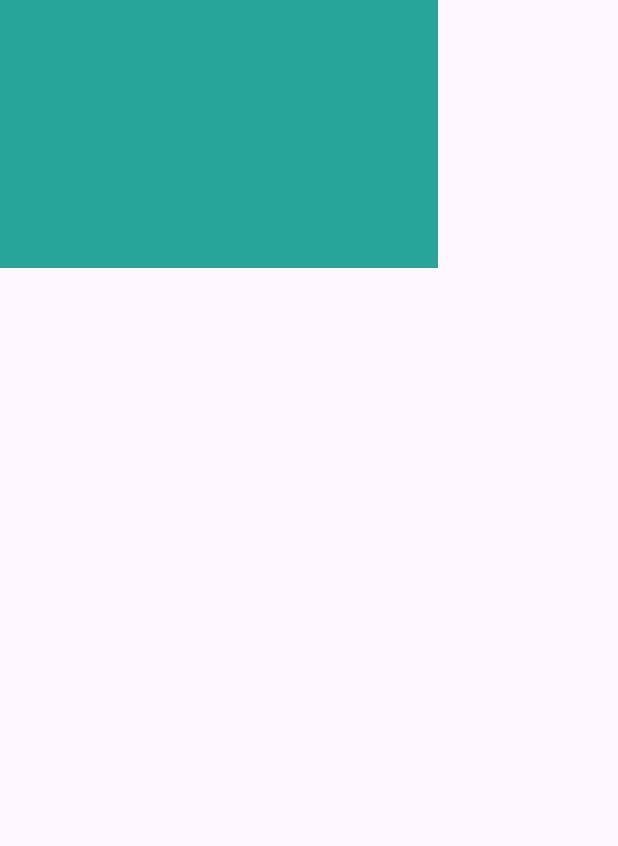
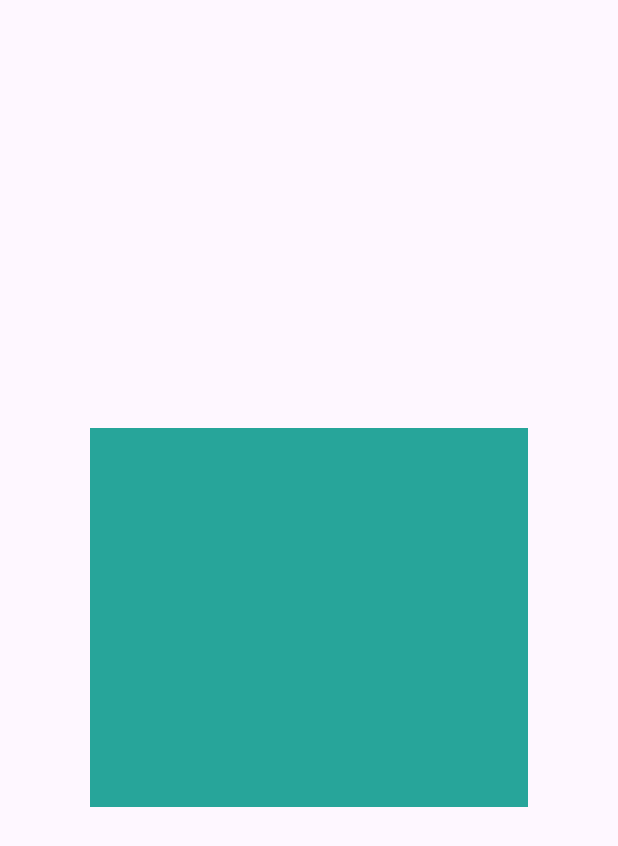
Before and after one commit to jiayiNotFound/GameOver, an Android app: the layout popup_layout.xml on its own in the app's theme, with its tools: preview values and no code run, on a phone screen of 412 x 824 dp. Shown: the top 846 px of the screen. Run offline under Robolectric (Android 15) with nearby library versions, the phone set to English and light mode, and no system bars.

Commit message:
fix error for double click and designed the UI

```diff
--- a/app/src/main/java/nus/iss/team1memorygame/GameActivity.java
+++ b/app/src/main/java/nus/iss/team1memorygame/GameActivity.java
@@ -93,7 +93,7 @@ public class GameActivity extends AppCompatActivity {
     }
     public void showPopup(){
         View popupView = LayoutInflater.from(this).inflate(R.layout.popup_layout, null);
-        popupWindow = new PopupWindow(popupView, 700, 700);
+        popupWindow = new PopupWindow(popupView, 1000, 1000);
         popupWindow.setElevation(10f);
         TextView textView1 = popupView.findViewById(R.id.popView);
         textView1.setText("Game Over, time spend: "+count);
--- a/app/src/main/java/nus/iss/team1memorygame/MainActivity.java
+++ b/app/src/main/java/nus/iss/team1memorygame/MainActivity.java
@@ -191,7 +191,7 @@ public class MainActivity extends AppCompatActivity implements View.OnClickListe
     }
     public void showPopup(){
         View popupView = LayoutInflater.from(MainActivity.this).inflate(R.layout.popup_layout, null);
-        popupWindow = new PopupWindow(popupView, 700, 700);
+        popupWindow = new PopupWindow(popupView, 900, 700);
         popupWindow.setElevation(10f);
         TextView textView1 = popupView.findViewById(R.id.popView);
         textView1.setVisibility(View.VISIBLE);
--- a/app/src/main/java/nus/iss/team1memorygame/MusicService.java
+++ b/app/src/main/java/nus/iss/team1memorygame/MusicService.java
@@ -57,11 +57,11 @@ public class MusicService extends Service {
             stopSong();
         }
         if(i==0){
-            player = MediaPlayer.create(this, R.raw.bgm2);
+            player = MediaPlayer.create(this, R.raw.yy);
         }else {
             player = MediaPlayer.create(this, R.raw.sunny);
         }
-
+        player.setLooping(true);
         player.start();
 
         onPlay();
--- a/app/src/main/res/layout/popup_layout.xml
+++ b/app/src/main/res/layout/popup_layout.xml
@@ -4,17 +4,33 @@
     android:layout_width="wrap_content"
     android:layout_height="wrap_content"
     android:orientation="vertical"
+android:layout_gravity="center"
     android:padding="16dp"
     android:background="#D8009688">
 
+
+
+    <Button
+        android:id="@+id/choose"
+        android:layout_width="match_parent"
+        android:layout_height="wrap_content"
+        android:visibility="invisible"
+        android:layout_gravity="center"
+        android:backgroundTint="#00BCD4"
+        android:text="Choose again?"
+        />
     <TextView
         android:id="@+id/popView"
         android:layout_width="wrap_content"
         android:layout_height="wrap_content"
-        android:text="Download Successful, Please\nchoose 6 images"
+        android:text="Download Successful \n\n Please choose 6 images"
         android:textSize="20sp"
+        android:verticalSpacing="10dp"
+        android:horizontalSpacing="10dp"
         android:textColor="#fff"
         android:visibility="invisible"
+        android:gravity="center"
+        android:layout_gravity="center"
         />
     <Button
         android:id="@+id/startBtn"
@@ -22,13 +38,17 @@
         android:layout_height="wrap_content"
         android:visibility="invisible"
         android:text="Start Game?"
+        android:layout_gravity="center"
         />
 
-    <Button
-        android:id="@+id/choose"
-        android:layout_width="match_parent"
+    <TextView
+        android:id="@+id/h"
+        android:layout_width="wrap_content"
         android:layout_height="wrap_content"
+        android:text="Download Successful, Please\nchoose 6 images"
+        android:textSize="20sp"
+        android:textColor="#fff"
         android:visibility="invisible"
-        android:text="Choose again?"
+        android:layout_gravity="center"
         />
 </LinearLayout>
```
Also changed, not shown: app/src/main/java/nus/iss/team1memorygame/GameImageAdapter.java (+8 -1 lines), app/src/main/java/nus/iss/team1memorygame/ImageAdapter.java (+8 -1 lines), app/src/main/res/layout/activity_main.xml (+0 -13 lines), 3 other files.
